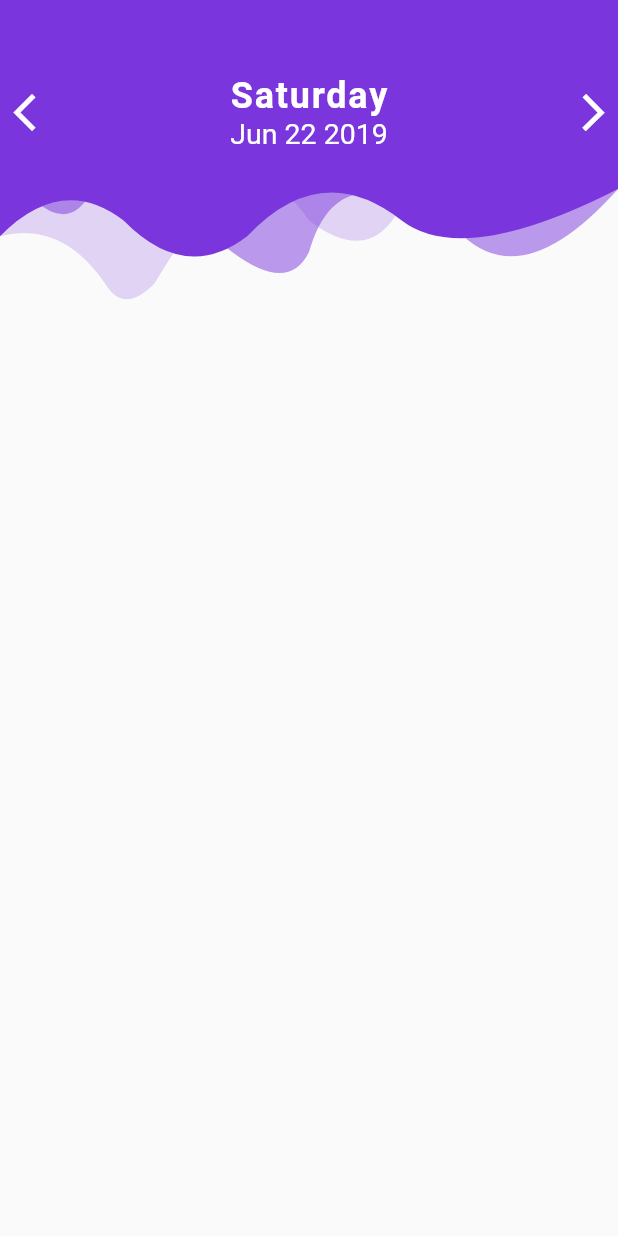
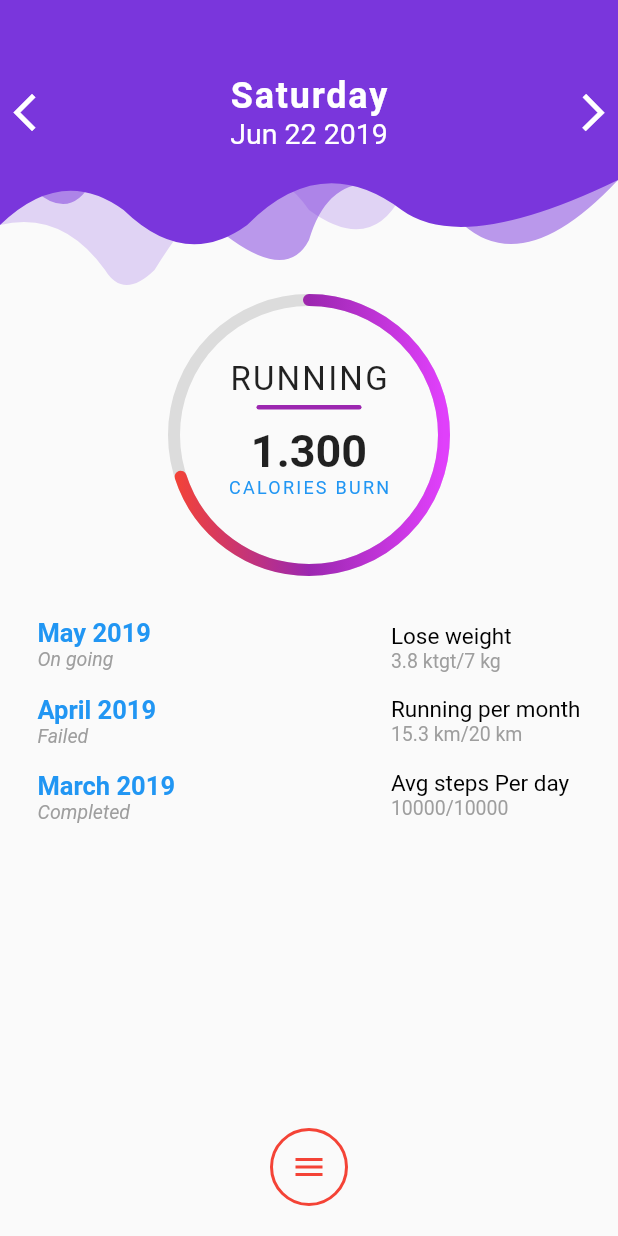
Before and after one commit to joaohhenriq/flutter-fitness-app, a Flutter app: the screen it shows after launch, on a phone screen of 412 x 824 dp. Run offline on Flutter 3.47's test engine with Material 2 defaults, Android fonts, the phone set to English and light mode, and no system bars.

Commit message:
Radial progress, description and bottom icon button

```diff
--- a/lib/main.dart
+++ b/lib/main.dart
@@ -1,3 +1,4 @@
+import 'package:fitness_app/radial_progress.dart';
 import 'package:fitness_app/top_bar.dart';
 import 'package:flutter/material.dart';
 
@@ -23,18 +24,24 @@ class HomePage extends StatefulWidget {
   _HomePageState createState() => _HomePageState();
 }
 
-class _HomePageState extends State<HomePage> {
+class _HomePageState extends State<HomePage>
+    with SingleTickerProviderStateMixin {
   HomePageBloc _homePageBloc;
+
+  AnimationController _iconAnimationController;
 
   @override
   void initState() {
     _homePageBloc = HomePageBloc();
+    _iconAnimationController =
+        AnimationController(vsync: this, duration: Duration(milliseconds: 301));
     super.initState();
   }
 
   @override
   void dispose() {
     _homePageBloc.dispose();
+    _iconAnimationController.dispose();
     super.dispose();
   }
 
@@ -42,6 +49,8 @@ class _HomePageState extends State<HomePage> {
   Widget build(BuildContext context) {
     return Scaffold(
         body: Stack(
+      children: <Widget>[
+        Column(
           children: <Widget>[
             Stack(
               children: <Widget>[
@@ -63,7 +72,7 @@ class _HomePageState extends State<HomePage> {
                           _homePageBloc.subtractDate();
                         },
                       ),
-                    StreamBuilder<Object>(
+                      StreamBuilder(
                           stream: _homePageBloc.dateStream,
                           initialData: _homePageBloc.selectedDate,
                           builder: (context, snapshot) {
@@ -102,9 +111,133 @@ class _HomePageState extends State<HomePage> {
                   ),
                 )
               ],
-          )
+            ),
+            RadialProgress(),
+            MonthlyStatusListing()
+          ],
+        ),
+        Positioned(
+            bottom: 20,
+            left: 0,
+            right: 0,
+            child: Container(
+              decoration: BoxDecoration(
+                  shape: BoxShape.circle,
+                  border: Border.all(color: Colors.red, width: 2.0)),
+              child: IconButton(
+                  icon: AnimatedIcon(
+                      icon: AnimatedIcons.menu_close,
+                      color: Colors.red,
+                      progress: _iconAnimationController.view),
+                  onPressed: () {
+                    setState(() {
+                      onIconPressed();
+                    });
+                  }),
+            ))
+      ],
+    ));
+  }
+
+  void onIconPressed() {
+    animationStatus
+        ? _iconAnimationController.reverse()
+        : _iconAnimationController.forward();
+  }
+
+  bool get animationStatus {
+    final AnimationStatus status = _iconAnimationController.status;
+    return status == AnimationStatus.completed;
+  }
+}
+
+class MonthlyStatusListing extends StatelessWidget {
+  @override
+  Widget build(BuildContext context) {
+    return Padding(
+      padding: const EdgeInsets.symmetric(horizontal: 25.0, vertical: 32.0),
+      child: Row(
+        mainAxisAlignment: MainAxisAlignment.spaceBetween,
+        mainAxisSize: MainAxisSize.max,
+        children: <Widget>[
+          Column(
+            crossAxisAlignment: CrossAxisAlignment.start,
+            mainAxisSize: MainAxisSize.max,
+            children: <Widget>[
+              MonthlyStatusRow('May 2019', 'On going'),
+              MonthlyStatusRow('April 2019', 'Failed'),
+              MonthlyStatusRow('March 2019', 'Completed'),
+            ],
+          ),
+          Column(
+            crossAxisAlignment: CrossAxisAlignment.start,
+            mainAxisSize: MainAxisSize.max,
+            children: <Widget>[
+              MonthlyTargetRow('Lose weight', '3.8 ktgt/7 kg'),
+              MonthlyTargetRow('Running per month', '15.3 km/20 km'),
+              MonthlyTargetRow('Avg steps Per day', '10000/10000'),
+            ],
+          ),
         ],
       ),
     );
   }
 }
+
+class MonthlyStatusRow extends StatelessWidget {
+  final String monthYear, status;
+
+  MonthlyStatusRow(this.monthYear, this.status);
+
+  @override
+  Widget build(BuildContext context) {
+    return Padding(
+      padding: const EdgeInsets.only(bottom: 16.0),
+      child: Column(
+        crossAxisAlignment: CrossAxisAlignment.start,
+        children: <Widget>[
+          Text(
+            monthYear,
+            style: TextStyle(
+                color: Colors.blue,
+                fontWeight: FontWeight.bold,
+                fontSize: 17.0),
+          ),
+          Text(
+            status,
+            style: TextStyle(
+                color: Colors.grey,
+                fontStyle: FontStyle.italic,
+                fontSize: 13.0),
+          ),
+        ],
+      ),
+    );
+  }
+}
+
+class MonthlyTargetRow extends StatelessWidget {
+  final String target, targetAchieved;
+
+  MonthlyTargetRow(this.target, this.targetAchieved);
+
+  @override
+  Widget build(BuildContext context) {
+    return Padding(
+      padding: const EdgeInsets.only(bottom: 16.0),
+      child: Column(
+        crossAxisAlignment: CrossAxisAlignment.start,
+        children: <Widget>[
+          Text(
+            target,
+            style: TextStyle(color: Colors.black, fontSize: 15.0),
+          ),
+          Text(
+            targetAchieved,
+            style: TextStyle(color: Colors.grey, fontSize: 13.0),
+          ),
+        ],
+      ),
+    );
+  }
+}
--- /dev/null
+++ b/lib/radial_progress.dart
@@ -0,0 +1,137 @@
+import 'package:flutter/material.dart';
+import 'package:vector_math/vector_math_64.dart' as math;
+
+class RadialProgress extends StatefulWidget {
+  final double goalCompleted = 0.7;
+
+  @override
+  _RadialProgressState createState() => _RadialProgressState();
+}
+
+class _RadialProgressState extends State<RadialProgress>
+    with SingleTickerProviderStateMixin {
+  AnimationController _radialProgressAnimationController;
+  Animation<double> _progressAnimation;
+  final Duration fadeInDuration = Duration(milliseconds: 500);
+  final Duration fillDuration = Duration(seconds: 2);
+
+  var progressDegrees = 0.0;
+
+  @override
+  void initState() {
+    super.initState();
+    _radialProgressAnimationController =
+        AnimationController(vsync: this, duration: Duration(seconds: 2));
+    _progressAnimation = Tween<double>(begin: 0, end: 360).animate(
+        CurvedAnimation(
+            parent: _radialProgressAnimationController,
+            curve: Curves.decelerate))
+      ..addListener(() {
+        setState(() {
+          progressDegrees = widget.goalCompleted * _progressAnimation.value;
+        });
+      });
+
+    _radialProgressAnimationController.forward();
+  }
+
+  @override
+  void dispose() {
+    super.dispose();
+    _radialProgressAnimationController.dispose();
+  }
+
+  @override
+  Widget build(BuildContext context) {
+    return CustomPaint(
+      child: Container(
+        height: 180.0,
+        width: 180.0,
+        padding: EdgeInsets.symmetric(vertical: 40.0),
+        child: AnimatedOpacity(
+            opacity: progressDegrees > 30 ? 1.0 : 0.0,
+            duration: fadeInDuration,
+          child: Column(
+            children: <Widget>[
+              Text(
+                'RUNNING',
+                style: TextStyle(
+                    fontSize: 22.0,
+                    letterSpacing: 1.5
+                ),
+              ),
+              SizedBox(
+                height: 4.0,
+              ),
+              Container(
+                height: 3.0,
+                width: 70.0,
+                decoration: BoxDecoration(
+                  color: Colors.purple,
+                  borderRadius: BorderRadius.all(Radius.circular(4.0))
+                ),
+              ),
+              SizedBox(
+                height: 10.0,
+              ),
+              Text(
+                "1.300",
+                style: TextStyle(
+                  fontSize: 30.0,
+                  fontWeight: FontWeight.bold
+                ),
+              ),
+              Text(
+                "CALORIES BURN",
+                style: TextStyle(
+                    fontSize: 12.0,
+                    color: Colors.blue,
+                    letterSpacing: 1.5
+                ),
+              )
+            ],
+          ),
+        ),
+      ),
+      painter: RadialPainter(progressDegrees),
+    );
+  }
+}
+
+class RadialPainter extends CustomPainter {
+  final double progressInDegress;
+
+  RadialPainter(this.progressInDegress);
+
+  @override
+  void paint(Canvas canvas, Size size) {
+    Paint paint = Paint()
+      ..color = Colors.black12
+      ..strokeCap = StrokeCap.round
+      ..style = PaintingStyle.stroke
+      ..strokeWidth = 8.0;
+
+    Offset center = Offset(size.width / 2, size.height / 2);
+    canvas.drawCircle(center, size.width / 2, paint);
+
+    Paint progressPaint = Paint()
+      ..shader = LinearGradient(
+              colors: [Colors.red, Colors.purple, Colors.purpleAccent])
+          .createShader(Rect.fromCircle(center: center, radius: size.width / 2))
+      ..strokeCap = StrokeCap.round
+      ..style = PaintingStyle.stroke
+      ..strokeWidth = 8.0;
+
+    canvas.drawArc(
+        Rect.fromCircle(center: center, radius: size.width / 2),
+        math.radians(-90),
+        math.radians(progressInDegress),
+        false,
+        progressPaint);
+  }
+
+  @override
+  bool shouldRepaint(CustomPainter oldDelegate) {
+    return true;
+  }
+}
--- a/lib/top_bar.dart
+++ b/lib/top_bar.dart
@@ -6,7 +6,7 @@ class TopBar extends StatelessWidget {
   Widget build(BuildContext context) {
     return CustomPaint(
       child: Container(
-        height: 210.0,
+        height: 200.0,
       ),
       painter: CurvesPainter(),
     );
```
Lines whose indentation alone changed are shown as unchanged.
